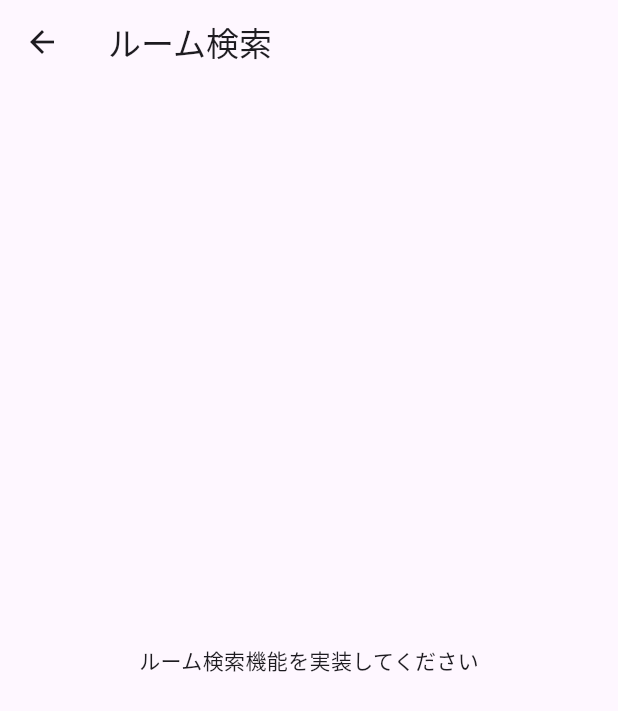
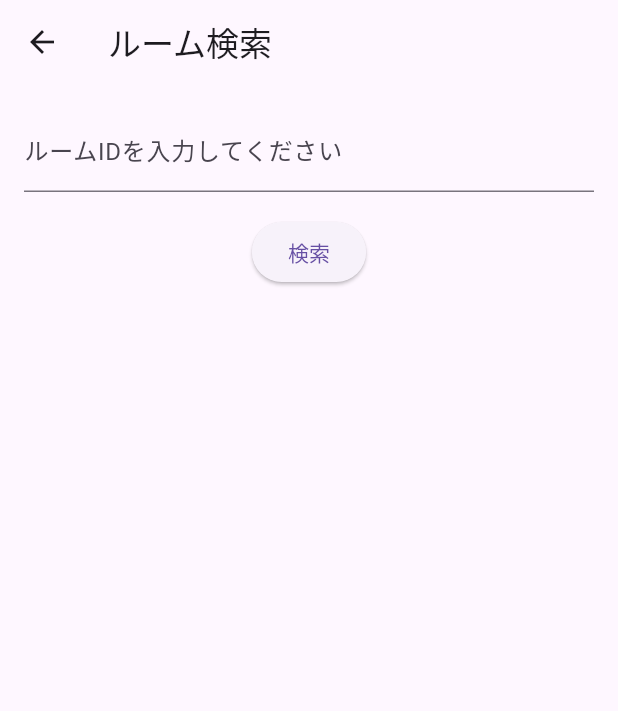
Before and after one commit to u5u5u5u/ankylo-cup, a Flutter app: the RoomSearchScreen screen opened directly, on a phone screen of 412 x 824 dp. Shown: the top 711 px of the screen. Run offline on Flutter 3.47's test engine with Material 3 defaults, Android fonts, the phone set to English and light mode, and no system bars; our stand-ins replace firebase_auth, firebase_core, fixnum, flutter_animate, flutter_riverpod, google_fonts and 2 more; missing offline and left inert: firebase_app_check, flame, grpc, protobuf; accounts and stored records are empty; generated files the repository leaves out were written again.

Commit message:
id入力欄設置

```diff
--- a/lib/presentation/page/room/room_screen.dart
+++ b/lib/presentation/page/room/room_screen.dart
@@ -7,7 +7,7 @@ class RoomScreen extends StatelessWidget {
   Widget build(BuildContext context) {
     return Scaffold(
       appBar: AppBar(
-        title: Text('ルーム作成および検索'),
+        title: Text('ルーム'),
         backgroundColor: const Color.fromARGB(200, 127, 65, 192),
       ),
       body: Center(
@@ -28,7 +28,7 @@ class RoomScreen extends StatelessWidget {
                   color: const Color.fromARGB(200, 203, 189, 247),
                   child: Center(
                     child: Text(
-                      'ルーム作成',
+                      '作成',
                       style: TextStyle(fontSize: 24),
                     ),
                   ),
@@ -50,7 +50,7 @@ class RoomScreen extends StatelessWidget {
                   color: const Color.fromARGB(200, 203, 189, 247),
                   child: Center(
                     child: Text(
-                      'ルーム検索',
+                      '検索',
                       style: TextStyle(fontSize: 24),
                     ),
                   ),
--- a/lib/presentation/page/room/room_search_screen.dart
+++ b/lib/presentation/page/room/room_search_screen.dart
@@ -1,15 +1,45 @@
 import 'package:flutter/material.dart';
 
+class RoomSearchScreen extends StatefulWidget {
+  @override
+  _RoomSearchScreenState createState() => _RoomSearchScreenState();
+}
 
-class RoomSearchScreen extends StatelessWidget {
+class _RoomSearchScreenState extends State<RoomSearchScreen> {
+  final TextEditingController _controller = TextEditingController();
+  String _roomInfo = '';
+
+  void _searchRoom() {
+    setState(() {
+      _roomInfo = 'Room ID: ${_controller.text}'; // Replace with actual search logic
+    });
+  }
+
   @override
   Widget build(BuildContext context) {
     return Scaffold(
       appBar: AppBar(
         title: Text('ルーム検索'),
       ),
-      body: Center(
-        child: Text('ルーム検索機能を実装してください'),
+      body: Padding(
+        padding: const EdgeInsets.all(16.0),
+        child: Column(
+          children: [
+            TextField(
+              controller: _controller,
+              decoration: InputDecoration(
+                labelText: 'ルームIDを入力してください',
+              ),
+            ),
+            SizedBox(height: 16.0),
+            ElevatedButton(
+              onPressed: _searchRoom,
+              child: Text('検索'),
+            ),
+            SizedBox(height: 16.0),
+            Text(_roomInfo),
+          ],
+        ),
       ),
     );
   }
```
